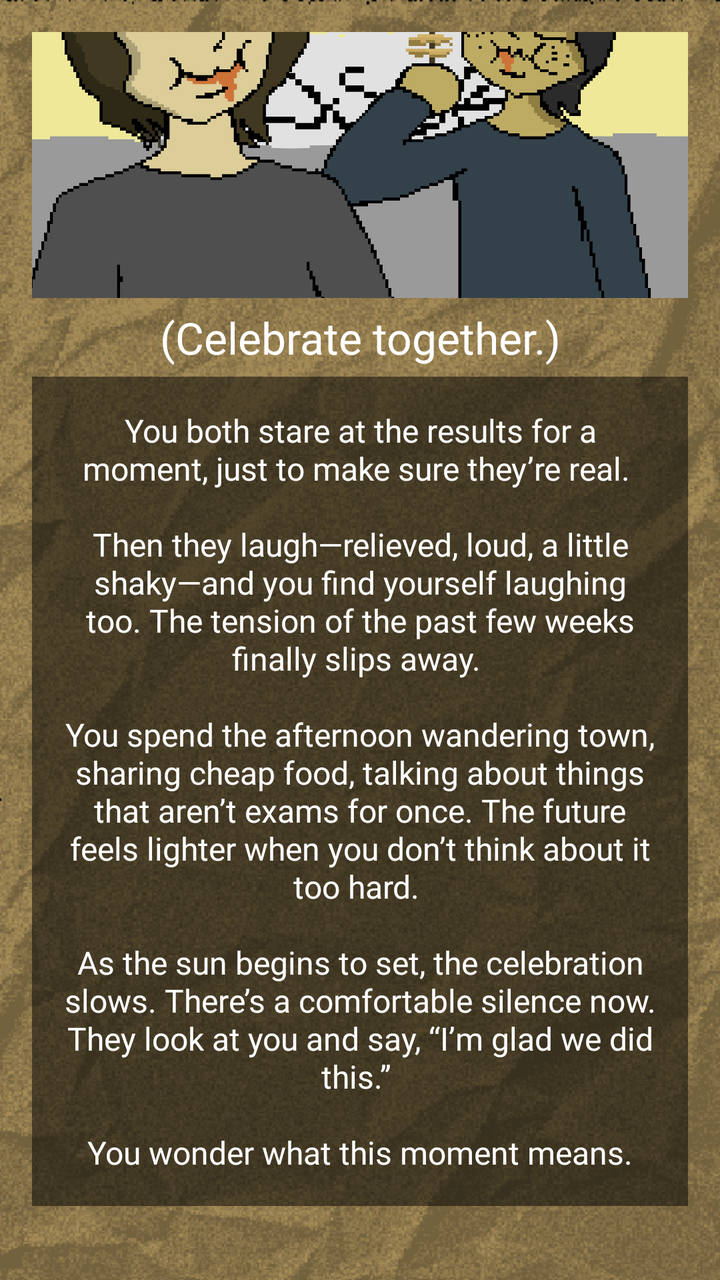
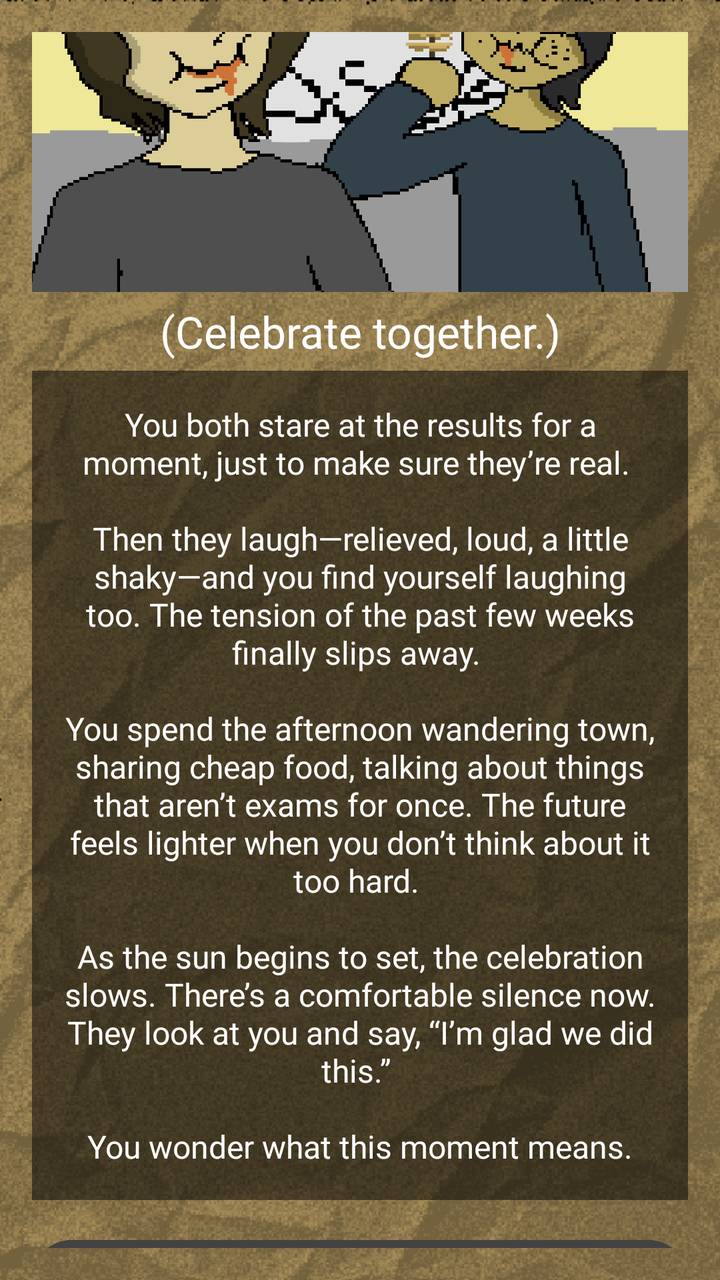

Screens rendered from an Android XML layout before and after an edit, with the pre-edit source and the edit as a unified diff.
<!-- AndroidManifest.xml: application theme Theme.ChoiceQuest -->
<!-- res/layout/activity_page2_1_2_2_1_1.xml -->
<?xml version="1.0" encoding="utf-8"?>
<LinearLayout xmlns:android="http://schemas.android.com/apk/res/android"
    xmlns:app="http://schemas.android.com/apk/res-auto"
    xmlns:tools="http://schemas.android.com/tools"
    android:id="@+id/page2_1_2_2_1_1"
    android:layout_width="match_parent"
    android:layout_height="match_parent"
    android:gravity="center"
    android:orientation="vertical"
    android:background="@drawable/papertexture_"
    android:backgroundTint="#f8e7c2"
    android:backgroundTintMode="multiply"
    android:padding="16dp"
    tools:context=".Page2_1_2_2_1_1">

    <View
        android:layout_width="match_parent"
        android:layout_height="0dp"
        android:layout_weight="0.1"/>

    <ImageView
        android:id="@+id/imageView"
        android:layout_width="412dp"
        android:layout_height="250dp"
        android:src="@drawable/page2_1_2_2_1_1"/>

    <View
        android:layout_width="match_parent"
        android:layout_height="1dp"
        android:layout_weight="0.1"/>

    <TextView
        android:layout_width="match_parent"
        android:layout_height="wrap_content"
        android:gravity="center"
        android:fontFamily="@font/pixelspace"
        android:padding="5dp"
        android:text="(Celebrate together.)"
        android:textColor="@color/white"
        android:textSize="22sp" />

    <TextView
        android:layout_width="match_parent"
        android:layout_height="wrap_content"
        android:id="@+id/tv_page2_1_2_2_1_1"
        android:fontFamily="@font/pixelgame_font"
        android:gravity="center"
        android:padding="16dp"
        android:background="#80000000"
        android:text="You both stare at the results for a moment, just to make sure they’re real.
\n\nThen they laugh—relieved, loud, a little shaky—and you find yourself laughing too. The tension of the past few weeks finally slips away.
\n\nYou spend the afternoon wandering town, sharing cheap food, talking about things that aren’t exams for once. The future feels lighter when you don’t think about it too hard.
\n\nAs the sun begins to set, the celebration slows. There’s a comfortable silence now.
They look at you and say, “I’m glad we did this.”
\n\nYou wonder what this moment means."
        android:textColor="@color/white"
        android:textSize="16sp"
        android:layout_marginBottom="16dp"/>

    <View
        android:layout_width="match_parent"
        android:layout_height="1dp"
        android:layout_weight="0.1"/>

    <Button
        android:layout_width="412dp"
        android:layout_height="45dp"
        android:fontFamily="@font/quest_font"
        android:background="@android:color/transparent"
        android:textSize="12sp"
        android:layout_marginBottom="16dp"
        android:text="Talk about plans for the future."
        android:onClick="page2_1_2_2_1_1_1" />

    <Button
        android:layout_width="412dp"
        android:layout_height="45dp"
        android:fontFamily="@font/quest_font"
        android:background="@android:color/transparent"
        android:textSize="12sp"
        android:layout_marginBottom="16dp"
        android:text="Just enjoy the moment without saying anything."
        android:onClick="page2_1_2_2_1_1_2" />

    <View
        android:layout_width="match_parent"
        android:layout_height="0dp"
        android:layout_weight="1"/>

</LinearLayout>
<!-- resources referenced by this layout -->
<resources>
  <color name="white">#FFFFFF</color>
  <!-- drawable page2_1_2_2_1_1: png bitmap (drawable, 25376 bytes) -->
  <!-- drawable papertexture_: png bitmap (drawable, 156948 bytes) -->
  <style name="Theme.ChoiceQuest" parent="Base.Theme.ChoiceQuest" />
  <style name="Base.Theme.ChoiceQuest" parent="Theme.Material3.DayNight.NoActionBar">
          
          
      </style>
</resources>

<!-- the commit's change to res/layout/activity_page2_1_2_2_1_1.xml (unified diff, before → after) -->
@@ -63,21 +63,23 @@ They look at you and say, “I’m glad we did this.”
         android:layout_weight="0.1"/>
 
     <Button
-        android:layout_width="412dp"
-        android:layout_height="45dp"
+        android:layout_width="match_parent"
+        android:layout_height="wrap_content"
         android:fontFamily="@font/quest_font"
-        android:background="@android:color/transparent"
-        android:textSize="12sp"
+        android:textSize="10sp"
+        android:textColor="@color/white"
+        android:backgroundTint="@color/cardview_dark_background"
         android:layout_marginBottom="16dp"
         android:text="Talk about plans for the future."
         android:onClick="page2_1_2_2_1_1_1" />
 
     <Button
-        android:layout_width="412dp"
-        android:layout_height="45dp"
+        android:layout_width="match_parent"
+        android:layout_height="wrap_content"
         android:fontFamily="@font/quest_font"
-        android:background="@android:color/transparent"
-        android:textSize="12sp"
+        android:textSize="10sp"
+        android:textColor="@color/white"
+        android:backgroundTint="@color/cardview_dark_background"
         android:layout_marginBottom="16dp"
         android:text="Just enjoy the moment without saying anything."
         android:onClick="page2_1_2_2_1_1_2" />
